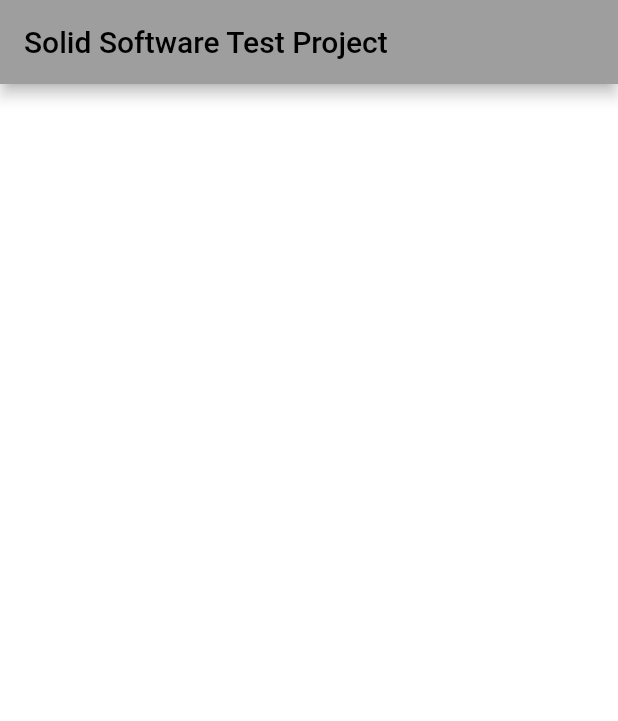
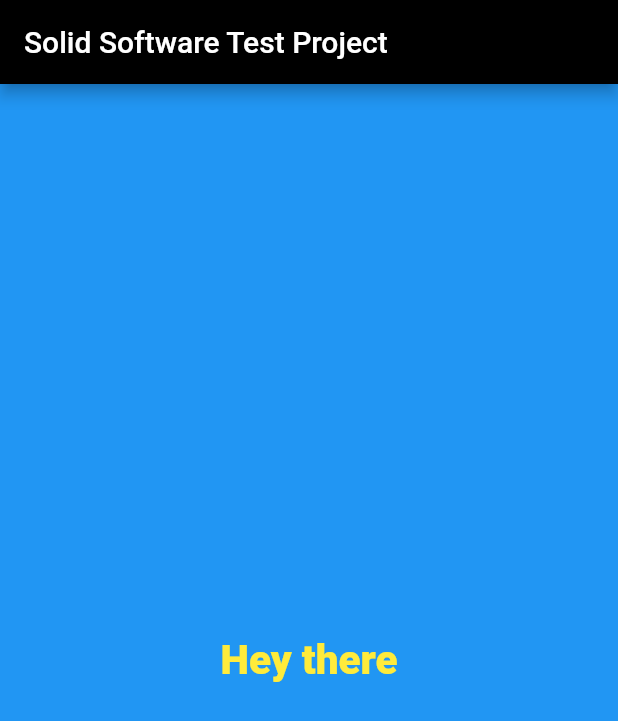
Before and after one commit to Pavlo-Osypov/solid_software_test_project, a Flutter app: the screen it shows after launch, on a phone screen of 412 x 824 dp. Shown: the top 721 px of the screen. Run offline on Flutter 3.47's test engine with Material 2 defaults, Android fonts, the phone set to English and light mode, and no system bars.

Commit message:
Add provider to handle state. Move container to separate widget/file.

```diff
--- /dev/null
+++ b/solid_software_test_project/lib/color_handler_provider.dart
@@ -0,0 +1,18 @@
+import 'package:flutter/material.dart';
+import 'package:solid_software_test_project/color_handler.dart';
+
+class ColorHandlerProvider extends ChangeNotifier {
+  ColorHandlerProvider();
+
+  ColorHandlerProvider.withColors(this.backgroundColor, this.textColor) {
+    notifyListeners();
+  }
+  Color backgroundColor = Colors.white;
+  Color textColor = Colors.black;
+
+  void changeColor() {
+    backgroundColor = ColorHandler.generateColor();
+    textColor = ColorHandler.mixComponents(backgroundColor);
+    notifyListeners();
+  }
+}
--- a/solid_software_test_project/lib/main.dart
+++ b/solid_software_test_project/lib/main.dart
@@ -1,5 +1,5 @@
 import 'package:flutter/material.dart';
-import 'package:solid_software_test_project/color_handler.dart';
+import 'package:solid_software_test_project/main_container_widget.dart';
 
 void main() {
   runApp(const MyApp());
@@ -13,7 +13,9 @@ class MyApp extends StatelessWidget {
     return MaterialApp(
       debugShowCheckedModeBanner: false,
       theme: ThemeData(
-        primarySwatch: Colors.grey,
+        colorScheme: ColorScheme.fromSwatch().copyWith(
+          primary: Colors.black,
+        ),
       ),
       home: const MyHomePage(title: 'Solid Software Test Project'),
     );
@@ -30,41 +32,13 @@ class MyHomePage extends StatefulWidget {
 }
 
 class _MyHomePageState extends State<MyHomePage> {
-  Color _backgroundColor = Colors.white;
-
-  void _setBackgroundColor() {
-    setState(() {
-      _backgroundColor = ColorHandler.generateColor();
-    });
-  }
-
   @override
   Widget build(BuildContext context) {
     return Scaffold(
       appBar: AppBar(
         title: Text(widget.title),
       ),
-      body: GestureDetector(
-        child: Container(
-          color: _backgroundColor,
-          child: Center(
-            child: Column(
-              mainAxisAlignment: MainAxisAlignment.center,
-              children: <Widget>[
-                Text(
-                  'Hey there',
-                  style: TextStyle(
-                    color: ColorHandler.mixComponents(_backgroundColor),
-                    fontSize: 27,
-                    fontWeight: FontWeight.w800,
-                  ),
-                ),
-              ],
-            ),
-          ),
-        ),
-        onTap: _setBackgroundColor,
-      ),
+      body: MainContainer(),
     );
   }
 }
--- /dev/null
+++ b/solid_software_test_project/lib/main_container_widget.dart
@@ -0,0 +1,50 @@
+import 'package:flutter/material.dart';
+import 'package:solid_software_test_project/color_handler_provider.dart';
+import 'package:provider/provider.dart';
+
+class MainContainer extends StatelessWidget {
+  MainContainer({Key? key}) : super(key: key);
+
+  // We could not set it here, but pass it as parameter to constructor
+  // and make this widget more configurable
+  final ColorHandlerProvider _colorProvider = ColorHandlerProvider.withColors(
+    Colors.blue,
+    Colors.yellow,
+  );
+
+  @override
+  Widget build(BuildContext context) {
+    return ChangeNotifierProvider<ColorHandlerProvider>.value(
+      value: _colorProvider,
+      child: GestureDetector(
+        child: Consumer<ColorHandlerProvider>(
+          builder: (
+            BuildContext context,
+            ColorHandlerProvider value,
+            Widget? child,
+          ) {
+            return Container(
+              color: value.backgroundColor,
+              child: Center(
+                child: Column(
+                  mainAxisAlignment: MainAxisAlignment.center,
+                  children: <Widget>[
+                    Text(
+                      'Hey there',
+                      style: TextStyle(
+                        color: value.textColor,
+                        fontSize: 27,
+                        fontWeight: FontWeight.w800,
+                      ),
+                    ),
+                  ],
+                ),
+              ),
+            );
+          },
+        ),
+        onTap: _colorProvider.changeColor,
+      ),
+    );
+  }
+}
--- a/solid_software_test_project/pubspec.yaml
+++ b/solid_software_test_project/pubspec.yaml
@@ -29,6 +29,7 @@ environment:
 dependencies:
   flutter:
     sdk: flutter
+  provider: ^6.0.2
 
 
   # The following adds the Cupertino Icons font to your application.
```
Also changed, not shown: solid_software_test_project/pubspec.lock.
